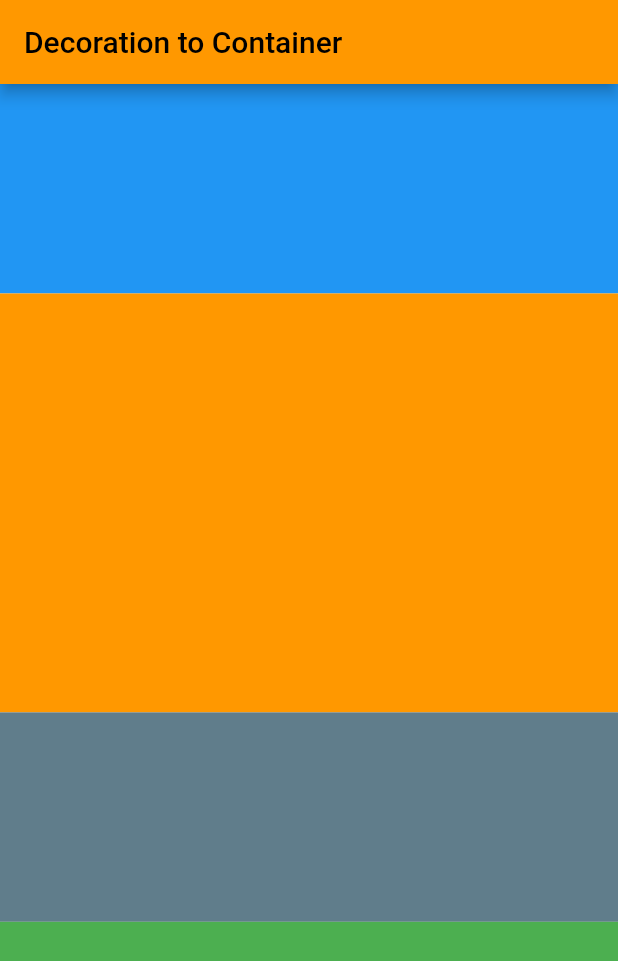
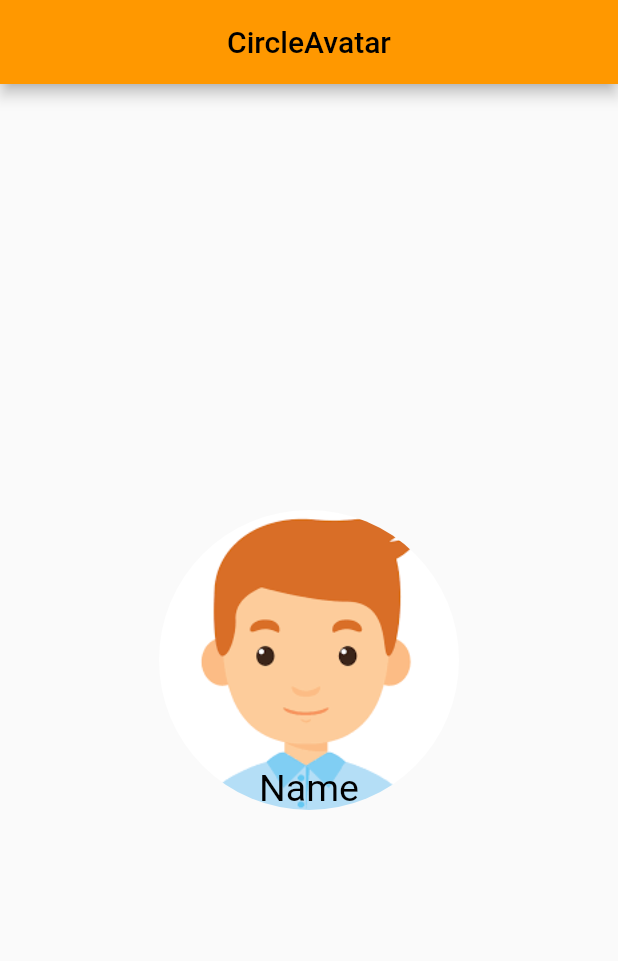
Before and after one commit to hasan1036/Flutter-WS-Cube-Tech, a Flutter app: the screen it shows after launch, on a phone screen of 412 x 824 dp. Shown: the top 961 px of the screen. Run offline on Flutter 3.47's test engine with Material 2 defaults, Android fonts, the phone set to English and light mode, and no system bars.

Commit message:
44.Circle Avatar

```diff
--- a/lib/main.dart
+++ b/lib/main.dart
@@ -16,47 +16,28 @@ class MyApp extends StatelessWidget{
     );
   }
 }
-class DashBoardScreen extends StatelessWidget{
+class DashBoardScreen extends StatelessWidget {
 
   @override
-  Widget build(BuildContext context){
+  Widget build(BuildContext context) {
+    var arrNames = ['Hasan', 'Jannat', 'Tanvir', 'Rohani', 'Nahar', 'Naima'];
     return Scaffold(
         appBar: AppBar(
-         title: Text("Decoration to Container"),
+          title: Center(child: Text("CircleAvatar")),
         ),
-       body:Column(
+        body: Center(
+          child: CircleAvatar(
+            child: Column(
+              mainAxisAlignment: MainAxisAlignment.end,
               children: [
-           Expanded(
-             flex: 2,
-             child: Container(
-               height:100,
-               color: Colors.blue
+                Text('Name', style: TextStyle(color: Colors.black, fontSize: 25,),),
+              ],
+            ),
+            backgroundImage: AssetImage('assets/images/boy.png'),
+            backgroundColor: Colors.transparent,
+            radius: 100,
           ),
         ),
-           Expanded(
-             flex: 4,
-             child: Container(
-               height:100,
-               color: Colors.orange
-             ),
-           ),
-           Expanded(
-             flex: 2,
-             child: Container(
-               height:100,
-               color: Colors.blueGrey
-             ),
-           ),
-           Expanded(
-             flex: 3,
-             child: Container(
-               height:100,
-               color: Colors.green
-             ),
-           ),
-         ],
-       ) ,
     );
   }
-
 }
--- a/pubspec.yaml
+++ b/pubspec.yaml
@@ -60,8 +60,8 @@ flutter:
   uses-material-design: true
 
   # To add assets to your application, add an assets section, like this:
-  # assets:
-  #   - images/a_dot_burr.jpeg
+  assets:
+    - assets/images/
   #   - images/a_dot_ham.jpeg
 
   # An image asset can refer to one or more resolution-specific "variants", see
```
Also changed, not shown: assets/images/boy.png (added), assets/images/flutter.png (added), assets/images/logo.jpg (added). Lines whose indentation alone changed are shown as unchanged.
